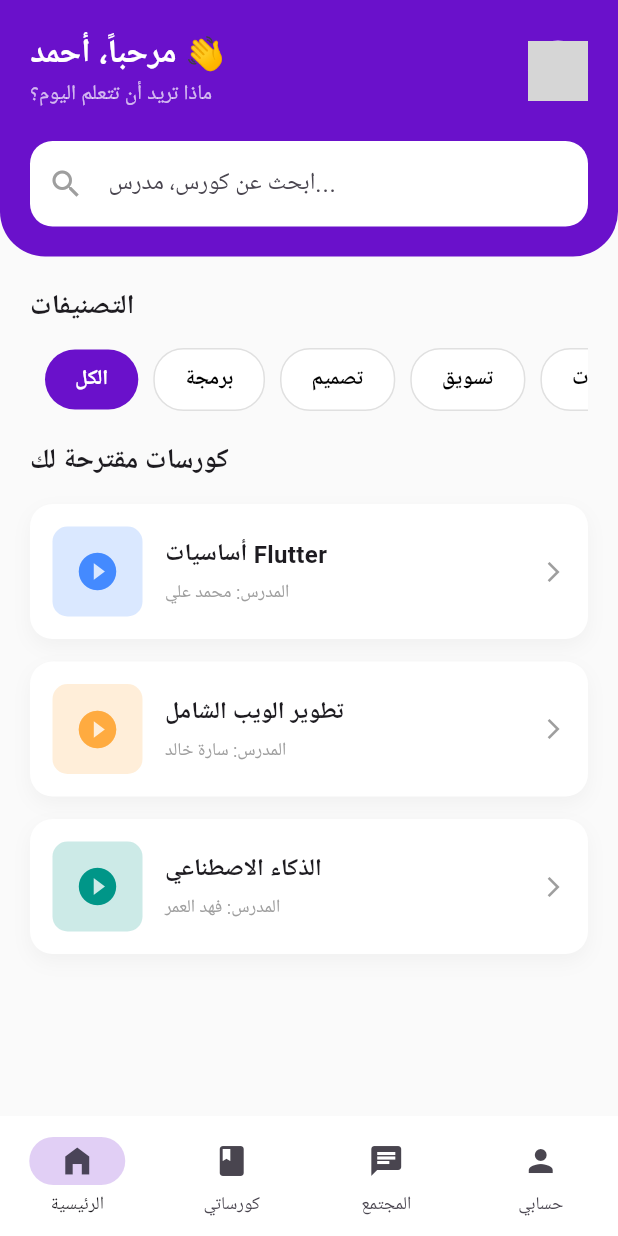
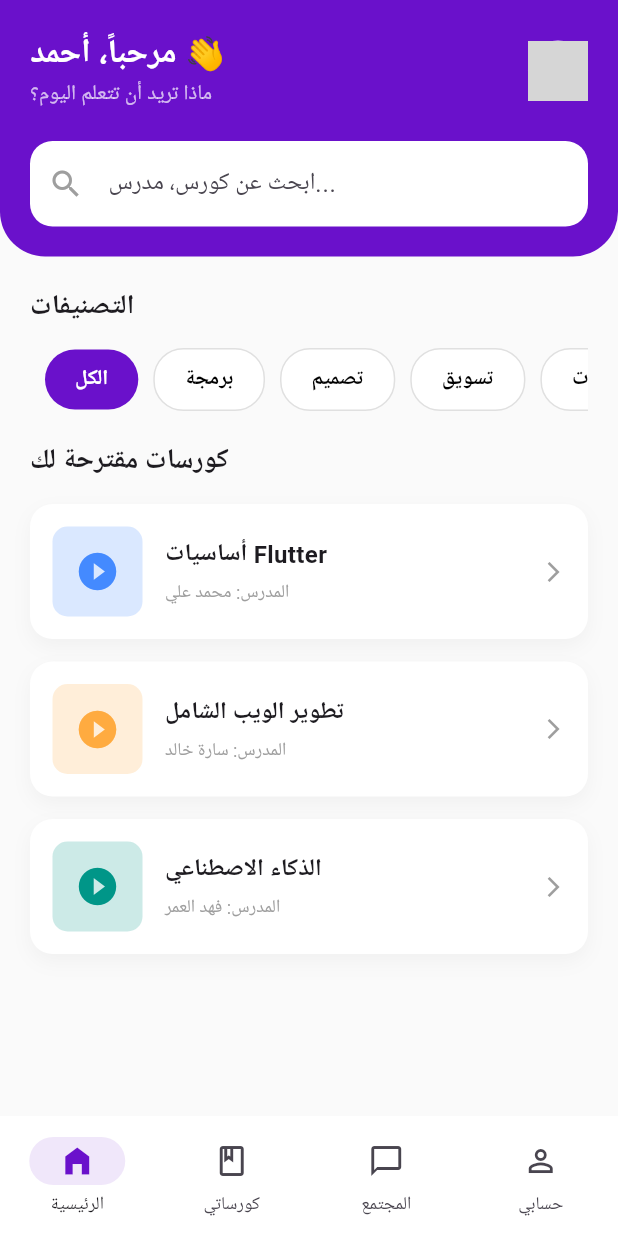
Before and after one commit to ish3-is/EduBridge, a Flutter app: the HomeScreen screen opened directly, on a phone screen of 412 x 824 dp. Run offline on Flutter 3.47's test engine with Material 3 defaults, Android fonts, the light colour scheme and no system bars; network calls fail; grey boxes are pictures that could not be loaded.

Commit message:
Implemented bottom navigation logic

```diff
--- /dev/null
+++ b/lib/screens/community_screen.dart
@@ -0,0 +1,10 @@
+import 'package:flutter/material.dart';
+
+class CommunityScreen extends StatelessWidget {
+  const CommunityScreen({super.key});
+
+  @override
+  Widget build(BuildContext context) {
+    return const Center(child: Text("مجتمع الطلاب - قريباً", style: TextStyle(fontSize: 20)));
+  }
+}
--- /dev/null
+++ b/lib/screens/courses_screen.dart
@@ -0,0 +1,10 @@
+import 'package:flutter/material.dart';
+
+class CoursesScreen extends StatelessWidget {
+  const CoursesScreen({super.key});
+
+  @override
+  Widget build(BuildContext context) {
+    return const Center(child: Text("صفحة الكورسات - قريباً", style: TextStyle(fontSize: 20)));
+  }
+}
--- a/lib/screens/home_screen.dart
+++ b/lib/screens/home_screen.dart
@@ -1,4 +1,8 @@
 import 'package:flutter/material.dart';
+// استدعاء الصفحات اللي سويناها قبل شوي
+import 'courses_screen.dart';
+import 'community_screen.dart';
+import 'profile_screen.dart';
 
 class HomeScreen extends StatefulWidget {
   const HomeScreen({super.key});
@@ -8,13 +12,26 @@ class HomeScreen extends StatefulWidget {
 }
 
 class _HomeScreenState extends State<HomeScreen> {
-  int _selectedIndex = 0; // لتحديد الأيقونة المختارة في الشريط السفلي
+  int _selectedIndex = 0;
+
+  // قائمة الصفحات اللي بنبدل بينها
+  final List<Widget> _pages = [
+    const HomeBody(),        // الصفحة الرئيسية (التصميم حقنا)
+    const CoursesScreen(),   // صفحة الكورسات
+    const CommunityScreen(), // صفحة المجتمع
+    const ProfileScreen(),   // صفحة الحساب
+  ];
 
   @override
   Widget build(BuildContext context) {
     return Scaffold(
-      backgroundColor: Colors.grey[50], // خلفية فاتحة جداً
-      // 1. الشريط السفلي
+      backgroundColor: Colors.grey[50],
+
+      // هنا السحر: الجسم يتغير بناءً على الاندكس المختار
+      body: SafeArea(
+        child: _pages[_selectedIndex],
+      ),
+
       bottomNavigationBar: NavigationBar(
         selectedIndex: _selectedIndex,
         onDestinationSelected: (index) {
@@ -23,25 +40,52 @@ class _HomeScreenState extends State<HomeScreen> {
           });
         },
         backgroundColor: Colors.white,
-        indicatorColor: const Color(0xFF6A11CB).withOpacity(0.2),
+        elevation: 3,
+        indicatorColor: const Color(0xFF6A11CB).withOpacity(0.1),
         destinations: const [
-          NavigationDestination(icon: Icon(Icons.home_filled), label: 'الرئيسية'),
-          NavigationDestination(icon: Icon(Icons.book), label: 'كورساتي'),
-          NavigationDestination(icon: Icon(Icons.chat), label: 'المجتمع'),
-          NavigationDestination(icon: Icon(Icons.person), label: 'حسابي'),
+          NavigationDestination(
+            icon: Icon(Icons.home_outlined),
+            selectedIcon: Icon(Icons.home_filled, color: Color(0xFF6A11CB)),
+            label: 'الرئيسية'
+          ),
+          NavigationDestination(
+            icon: Icon(Icons.book_outlined),
+            selectedIcon: Icon(Icons.book, color: Color(0xFF6A11CB)),
+            label: 'كورساتي'
+          ),
+          NavigationDestination(
+            icon: Icon(Icons.chat_bubble_outline),
+            selectedIcon: Icon(Icons.chat_bubble, color: Color(0xFF6A11CB)),
+            label: 'المجتمع'
+          ),
+          NavigationDestination(
+            icon: Icon(Icons.person_outline),
+            selectedIcon: Icon(Icons.person, color: Color(0xFF6A11CB)),
+            label: 'حسابي'
+          ),
         ],
       ),
+    );
+  }
+}
 
-      body: SafeArea(
-        child: SingleChildScrollView(
+// ==========================================================
+// هذا هو تصميم الصفحة الرئيسية القديم، فصلناه عشان الترتيب
+// ==========================================================
+class HomeBody extends StatelessWidget {
+  const HomeBody({super.key});
+
+  @override
+  Widget build(BuildContext context) {
+    return SingleChildScrollView(
       child: Column(
         crossAxisAlignment: CrossAxisAlignment.start,
         children: [
-              // 2. الجزء العلوي (الترحيب + البحث)
+          // الجزء العلوي (الترحيب + البحث)
           Container(
             padding: const EdgeInsets.all(20),
             decoration: const BoxDecoration(
-                  color: Color(0xFF6A11CB), // اللون البنفسجي الأساسي
+              color: Color(0xFF6A11CB),
               borderRadius: BorderRadius.only(
                 bottomLeft: Radius.circular(30),
                 bottomRight: Radius.circular(30),
@@ -61,12 +105,11 @@ class _HomeScreenState extends State<HomeScreen> {
                       ],
                     ),
                     CircleAvatar(
-                          backgroundImage: NetworkImage("https://i.pravatar.cc/150?img=11"), // صورة مؤقتة
+                      backgroundImage: NetworkImage("https://i.pravatar.cc/150?img=11"),
                     )
                   ],
                 ),
                 const SizedBox(height: 20),
-                    // شريط البحث
                 TextField(
                   decoration: InputDecoration(
                     hintText: "ابحث عن كورس، مدرس...",
@@ -85,7 +128,7 @@ class _HomeScreenState extends State<HomeScreen> {
 
           const SizedBox(height: 20),
 
-              // 3. قسم التصنيفات (Categories)
+          // التصنيفات
           Padding(
             padding: const EdgeInsets.symmetric(horizontal: 20),
             child: Column(
@@ -111,7 +154,7 @@ class _HomeScreenState extends State<HomeScreen> {
 
           const SizedBox(height: 20),
 
-              // 4. الكورسات المقترحة (Cards)
+          // الكورسات المقترحة
           Padding(
             padding: const EdgeInsets.symmetric(horizontal: 20),
             child: Column(
@@ -125,17 +168,15 @@ class _HomeScreenState extends State<HomeScreen> {
               ],
             ),
           ),
+          const SizedBox(height: 20),
         ],
-          ),
-        ),
       ),
     );
   }
 
-  // دالة مساعدة لرسم التصنيفات
   Widget _buildCategoryChip(String label, bool isSelected) {
     return Container(
-      margin: const EdgeInsets.only(left: 10), // مسافة بين الأزرار
+      margin: const EdgeInsets.only(left: 10),
       padding: const EdgeInsets.symmetric(horizontal: 20, vertical: 10),
       decoration: BoxDecoration(
         color: isSelected ? const Color(0xFF6A11CB) : Colors.white,
@@ -152,7 +193,6 @@ class _HomeScreenState extends State<HomeScreen> {
     );
   }
 
-  // دالة مساعدة لرسم بطاقة الكورس
   Widget _buildCourseCard(String title, String instructor, Color color) {
     return Container(
       margin: const EdgeInsets.only(bottom: 15),
--- /dev/null
+++ b/lib/screens/profile_screen.dart
@@ -0,0 +1,10 @@
+import 'package:flutter/material.dart';
+
+class ProfileScreen extends StatelessWidget {
+  const ProfileScreen({super.key});
+
+  @override
+  Widget build(BuildContext context) {
+    return const Center(child: Text("الملف الشخصي - قريباً", style: TextStyle(fontSize: 20)));
+  }
+}
```
Lines whose indentation alone changed are shown as unchanged.
